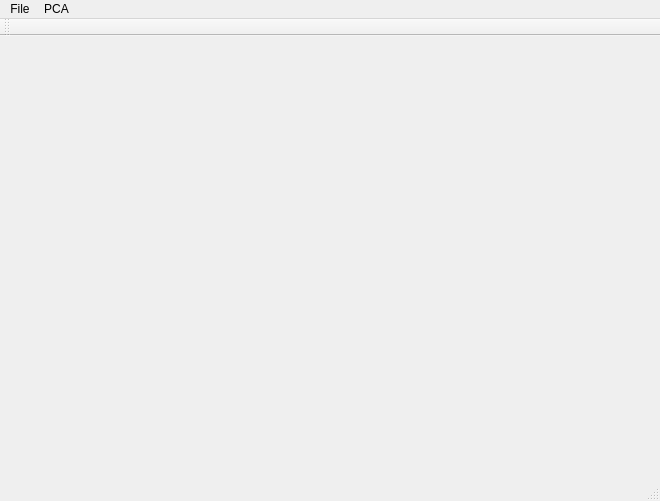
Old version of the form MainWindow.ui in the repository harsh-2711/Hyperspectral_Unmixing_Software.
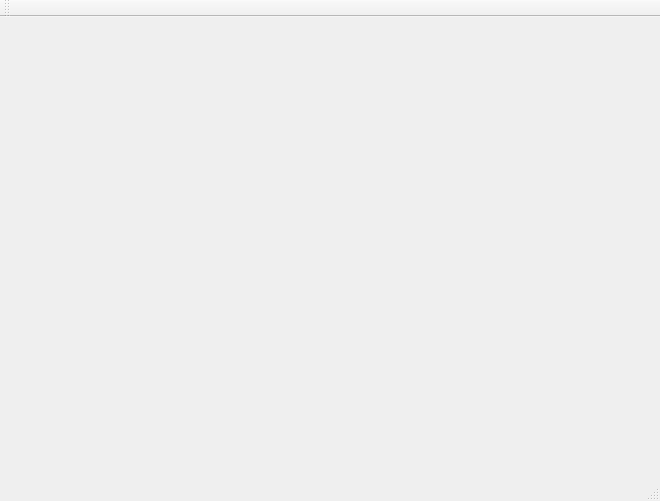
New version of the form.

The edit to the form file:
```diff
--- a/MainWindow.ui
+++ b/MainWindow.ui
@@ -14,33 +14,6 @@
    <string>MainWindow</string>
   </property>
   <widget class="QWidget" name="centralWidget"/>
-  <widget class="QMenuBar" name="menuBar">
-   <property name="geometry">
-    <rect>
-     <x>0</x>
-     <y>0</y>
-     <width>660</width>
-     <height>22</height>
-    </rect>
-   </property>
-   <widget class="QMenu" name="menuFile">
-    <property name="title">
-     <string>File</string>
-    </property>
-    <addaction name="actionImport_Dataset"/>
-    <addaction name="separator"/>
-    <addaction name="actionSave"/>
-    <addaction name="separator"/>
-    <addaction name="actionSave_As"/>
-   </widget>
-   <widget class="QMenu" name="menuPCA">
-    <property name="title">
-     <string>PCA</string>
-    </property>
-   </widget>
-   <addaction name="menuFile"/>
-   <addaction name="menuPCA"/>
-  </widget>
   <widget class="QToolBar" name="mainToolBar">
    <attribute name="toolBarArea">
     <enum>TopToolBarArea</enum>
```
